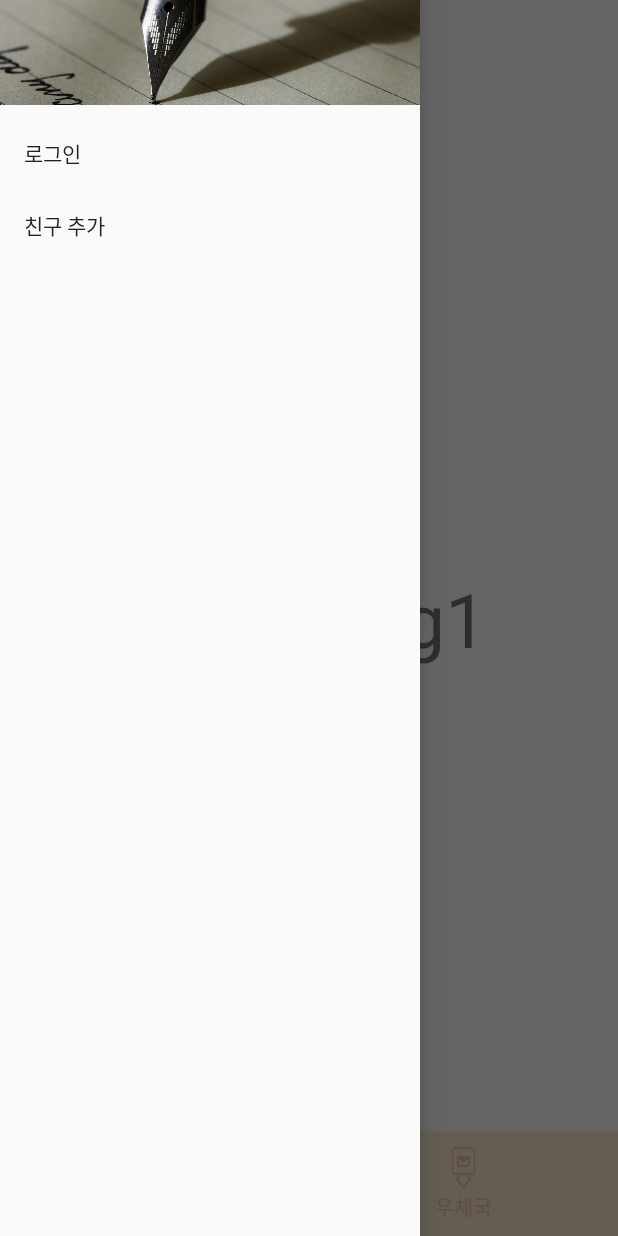
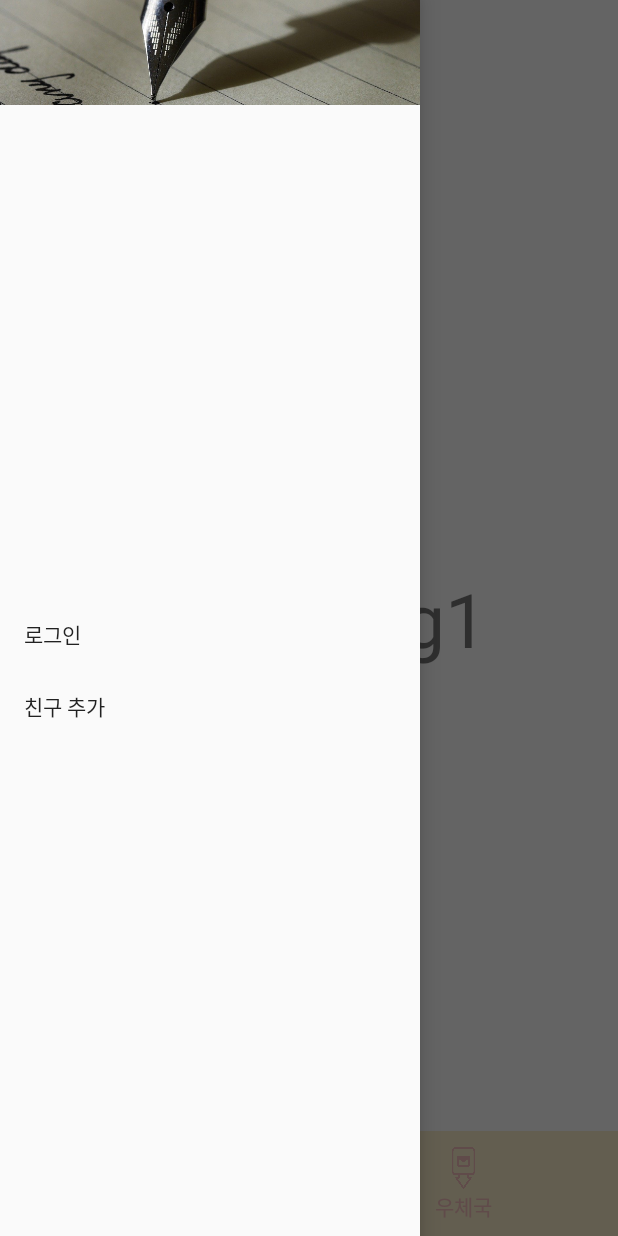
Before and after one commit to littlemary1379/homingBirdProject, an Android app: the screen it shows after launch (MainActivity), after a tap on an icon or button, on a phone screen of 412 x 824 dp. Run offline under Robolectric (Android 15) with nearby library versions, the phone set to English and light mode, and no system bars; our stand-ins replace Firebase (no records; nobody signed in at launch, a user with empty details on screens opened directly).

Commit message:
add navigation height, according to Physical machine

```diff
--- a/app/build.gradle
+++ b/app/build.gradle
@@ -9,7 +9,7 @@ android {
 
     defaultConfig {
         applicationId "com.mary.homingbird"
-        minSdkVersion 21
+        minSdkVersion 24
         targetSdkVersion 30
         versionCode 1
         versionName "1.0"
--- a/app/src/main/java/com/mary/homingbird/main/MainActivity.java
+++ b/app/src/main/java/com/mary/homingbird/main/MainActivity.java
@@ -1,8 +1,10 @@
 package com.mary.homingbird.main;
 
 import androidx.annotation.NonNull;
+import androidx.annotation.RequiresApi;
 import androidx.appcompat.app.AppCompatActivity;
 import androidx.appcompat.widget.Toolbar;
+import androidx.constraintlayout.widget.ConstraintLayout;
 import androidx.core.content.ContextCompat;
 import androidx.drawerlayout.widget.DrawerLayout;
 import androidx.fragment.app.Fragment;
@@ -11,12 +13,18 @@ import androidx.viewpager.widget.ViewPager;
 import android.app.FragmentManager;
 import android.app.FragmentTransaction;
 import android.graphics.Color;
+import android.graphics.Point;
+import android.graphics.Rect;
+import android.os.Build;
 import android.os.Bundle;
 import android.util.Log;
+import android.view.Display;
 import android.view.Gravity;
 import android.view.Menu;
 import android.view.MenuItem;
 import android.view.View;
+import android.view.WindowManager;
+import android.view.WindowMetrics;
 import android.widget.ImageView;
 import android.widget.LinearLayout;
 import android.widget.TextView;
@@ -49,11 +57,15 @@ public class MainActivity extends AppCompatActivity {
     private LinearLayout linearLayoutPostBox;
     private LinearLayout linearLayoutPostOffice;
 
+    private ConstraintLayout constraintLayoutContainer;
+
     private TextView textViewPostOffice;
     private TextView textViewPostBox;
     private ImageView imageViewPostOffice;
     private ImageView imageViewPostBox;
     private ImageView imageViewMenu;
+
+    private View viewMenuHeader;
 
     private FirebaseAuth firebaseAuth;
     private FirebaseUser firebaseUser;
@@ -67,8 +79,20 @@ public class MainActivity extends AppCompatActivity {
         findView();
         initFragment();
         initNavigation();
+
         setListener();
     }
+
+    @Override
+    public void finish() {
+        super.finish();
+    }
+
+    //    @Override
+//    public void onWindowFocusChanged(boolean hasFocus) {
+//        initDrawerMenu();
+//        super.onWindowFocusChanged(hasFocus);
+//    }
 
     private void checkLogin(){
         firebaseAuth = FirebaseAuth.getInstance();
@@ -88,6 +112,38 @@ public class MainActivity extends AppCompatActivity {
 
         linearLayoutPostBox = findViewById(R.id.linearLayoutPostBox);
         linearLayoutPostOffice = findViewById(R.id.linearLayoutPostOffice);
+
+        constraintLayoutContainer = findViewById(R.id.constraintLayoutContainer);
+        viewMenuHeader = navigationView.getHeaderView(0);
+
+       Thread thread = new Thread(() -> {
+           try {
+               Thread.sleep(100);
+               runOnUiThread(() -> initDrawerMenu());
+           } catch (InterruptedException e) {
+               e.printStackTrace();
+           }
+       });
+
+       thread.start();
+    }
+
+    private void initDrawerMenu(){
+        //현재 네비게이션의 길이를 구함
+        int navigationHeight = navigationView.getHeight();
+        DlogUtil.d(TAG, navigationHeight);
+
+        //전체 뷰 길이를 구함
+        int height = drawerLayout.getHeight();
+        DlogUtil.d(TAG, height);
+
+        navigationView.setMinimumHeight(height);
+
+        LinearLayout.LayoutParams layoutParams = (LinearLayout.LayoutParams) viewMenuHeader.getLayoutParams();
+        layoutParams.bottomMargin = (height-navigationHeight)/2;
+
+        viewMenuHeader.setLayoutParams(layoutParams);
+
     }
 
     private void initFragment(){
@@ -109,6 +165,7 @@ public class MainActivity extends AppCompatActivity {
             menu.findItem(R.id.menu_login).setVisible(true);
             menu.findItem(R.id.menu_logout).setVisible(false);
         }
+        initDrawerMenu();
     }
 
     private void setListener(){
--- a/app/src/main/java/com/mary/homingbird/util/DlogUtil.java
+++ b/app/src/main/java/com/mary/homingbird/util/DlogUtil.java
@@ -20,7 +20,7 @@ public class DlogUtil {
         sb.append(" :: ");
         sb.append(ste.getFileName().replace(".java", ""));
         sb.append(" :: ");
-        sb.append((String)object);
+        sb.append(String.valueOf(object));
 
         return sb.toString();
     }
--- a/app/src/main/res/layout/activity_main.xml
+++ b/app/src/main/res/layout/activity_main.xml
@@ -9,6 +9,7 @@
     tools:context=".main.MainActivity">
 
     <androidx.constraintlayout.widget.ConstraintLayout
+        android:id="@+id/constraintLayoutContainer"
         android:layout_width="match_parent"
         android:layout_height="match_parent">
 
@@ -102,7 +103,7 @@
     <com.google.android.material.navigation.NavigationView
         android:id="@+id/navigation"
         android:layout_width="wrap_content"
-        android:layout_height="match_parent"
+        android:layout_height="wrap_content"
         android:layout_gravity="start|left"
         app:menu="@menu/main_menu"
         app:headerLayout="@layout/main_navigation_header"/>
--- a/app/src/main/res/layout/main_navigation_header.xml
+++ b/app/src/main/res/layout/main_navigation_header.xml
@@ -2,9 +2,11 @@
 <androidx.constraintlayout.widget.ConstraintLayout
     xmlns:android="http://schemas.android.com/apk/res/android"
     android:layout_width="match_parent"
-    android:layout_height="70dp">
+    android:layout_height="70dp"
+    >
 
     <ImageView
+        android:id="@+id/imageViewMenuHeader"
         android:layout_width="match_parent"
         android:layout_height="match_parent"
         android:src="@drawable/main_writing"
```
